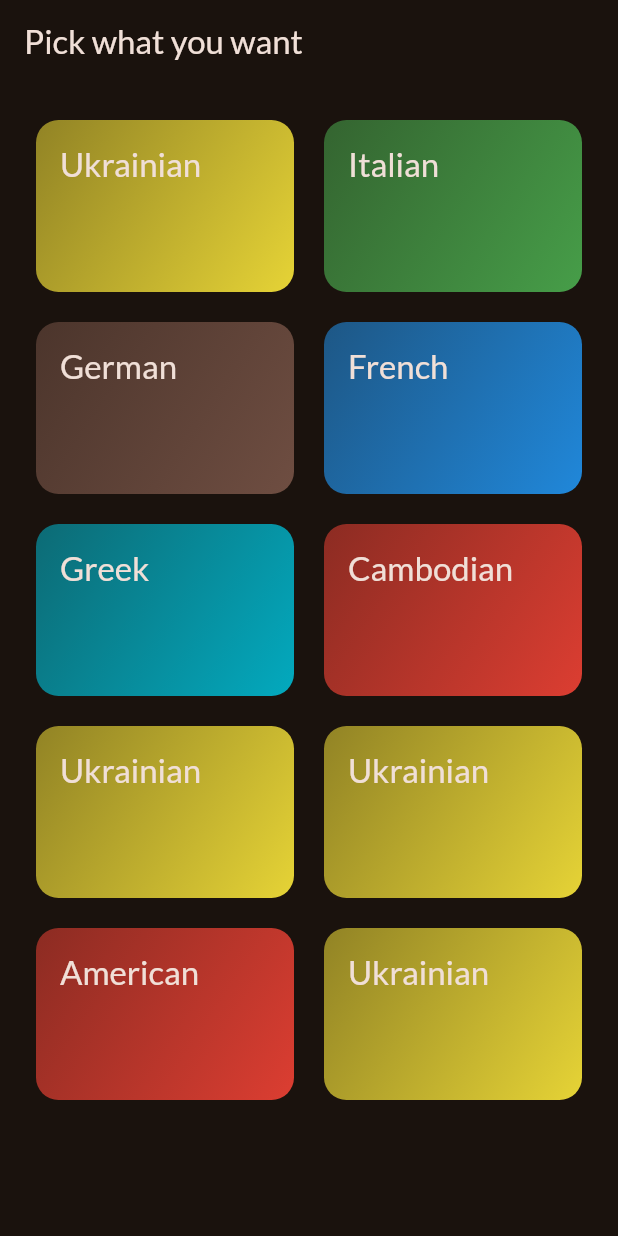
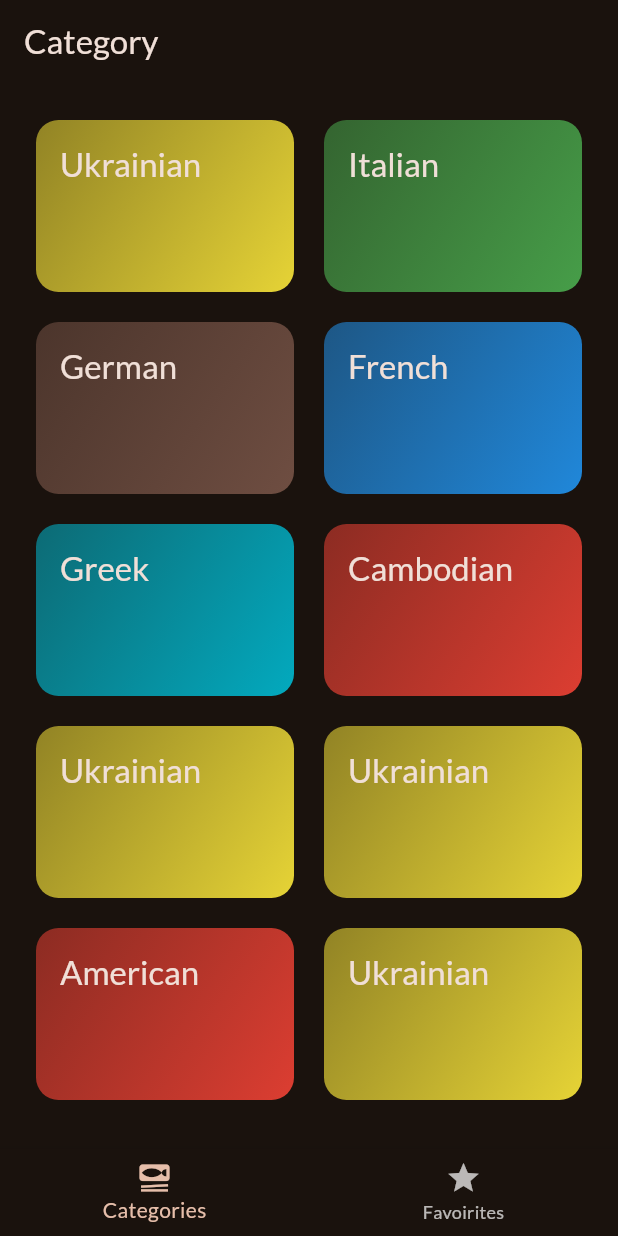
Before and after one commit to kurylko/food-app, a Flutter app: the screen it shows after launch, on a phone screen of 412 x 824 dp. Run offline on Flutter 3.47's test engine with Material 2 defaults, Android fonts, the phone set to English and light mode, and no system bars; our stand-ins replace google_fonts, transparent_image; missing offline and left inert: dart:ffi.

Commit message:
adding meals to favourites list

```diff
--- a/lib/main.dart
+++ b/lib/main.dart
@@ -1,5 +1,5 @@
 import 'package:flutter/material.dart';
-import 'package:food_app/screens/categories.dart';
+import 'package:food_app/screens/tabs.dart';
 import 'package:google_fonts/google_fonts.dart';
 
 final theme = ThemeData(
@@ -23,7 +23,7 @@ class MyApp extends StatelessWidget {
   Widget build(BuildContext context) {
     return MaterialApp(
       theme: theme,
-      home: const CategoriesScreen(),
+      home: const TabsScreen(),
     );
   }
 }
--- a/lib/screens/categories.dart
+++ b/lib/screens/categories.dart
@@ -3,11 +3,15 @@ import 'package:food_app/data/dummy_data.dart';
 import 'package:food_app/models/category.dart';
 import 'package:food_app/screens/meals.dart';
 import 'package:food_app/widgets/category_grid_item.dart';
+import 'package:food_app/models/meal.dart';
 
 class CategoriesScreen extends StatelessWidget {
   const CategoriesScreen({
     super.key,
+    required this.onToggleFavourite,
   });
+
+  final void Function(Meal meal) onToggleFavourite;
 
   void _selectCategory(BuildContext context, Category category) {
     final filteredMeals = dummyMeals
@@ -19,17 +23,14 @@ class CategoriesScreen extends StatelessWidget {
       builder: (ctx) => MealsScreen(
         title: category.title,
         meals: filteredMeals,
+        onToggleFavourite: onToggleFavourite,
       ),
     ));
   }
 
   @override
   Widget build(BuildContext context) {
-    return Scaffold(
-      appBar: AppBar(
-        title: const Text('Pick what you want'),
-      ),
-      body: GridView(
+    return GridView(
       padding: const EdgeInsets.all(24), //padding for all cards
       gridDelegate: const SliverGridDelegateWithFixedCrossAxisCount(
         crossAxisCount: 2, //2 Colums
@@ -47,7 +48,6 @@ class CategoriesScreen extends StatelessWidget {
             },
           ),
       ],
-      ),
     );
   }
 }
--- /dev/null
+++ b/lib/screens/tabs.dart
@@ -0,0 +1,79 @@
+import 'dart:ffi';
+
+import 'package:flutter/material.dart';
+import 'package:food_app/screens/categories.dart';
+import 'package:food_app/screens/meals.dart';
+import 'package:food_app/models/meal.dart';
+
+class TabsScreen extends StatefulWidget {
+  const TabsScreen({super.key});
+
+  @override
+  State<TabsScreen> createState() {
+    return _TabsScreenState();
+  }
+}
+
+class _TabsScreenState extends State<TabsScreen> {
+  int _selectedPageIndex = 0;
+
+  void _selectPage(int index) {
+    setState(() {
+      _selectedPageIndex = index;
+    });
+  }
+
+  final List<Meal> _favouriteMeals = [];
+
+  void _showInfoMessage(String message) {
+    ScaffoldMessenger.of(context).clearSnackBars();
+    ScaffoldMessenger.of(context)
+        .showSnackBar(SnackBar(content: Text(message)));
+  }
+
+//Checking if meal is in Favourites
+  void _toggleMealFavourite(Meal meal) {
+    final isExisting = _favouriteMeals.contains(meal); //cross-widget state
+    if (isExisting) {
+      setState(() {
+        _favouriteMeals.remove(meal);
+      });
+      _showInfoMessage('Meal is not favourite');
+    } else {
+      setState(() {
+        _favouriteMeals.add(meal);
+        _showInfoMessage('Marked as favourite');
+      });
+    }
+  }
+
+  @override
+  Widget build(BuildContext context) {
+    Widget activePage = CategoriesScreen(
+      onToggleFavourite: _toggleMealFavourite,
+    );
+    var activePageTitle = 'Categories';
+
+    if (_selectedPageIndex == 1) {
+      activePage = MealsScreen(
+          meals: _favouriteMeals, onToggleFavourite: _toggleMealFavourite);
+      activePageTitle = 'Your favorites';
+    }
+
+    return Scaffold(
+      appBar: AppBar(
+        title: Text('Category'),
+      ),
+      body: activePage,
+      bottomNavigationBar: BottomNavigationBar(
+        onTap: _selectPage,
+        currentIndex: _selectedPageIndex,
+        items: const [
+          BottomNavigationBarItem(
+              icon: Icon(Icons.set_meal), label: 'Categories'),
+          BottomNavigationBarItem(icon: Icon(Icons.star), label: 'Favoirites'),
+        ],
+      ),
+    );
+  }
+}
```
Also changed, not shown: lib/screens/meal_details.dart (+16 -5 lines), lib/screens/meals.dart (+9 -3 lines), 3 other files. Lines whose indentation alone changed are shown as unchanged.
